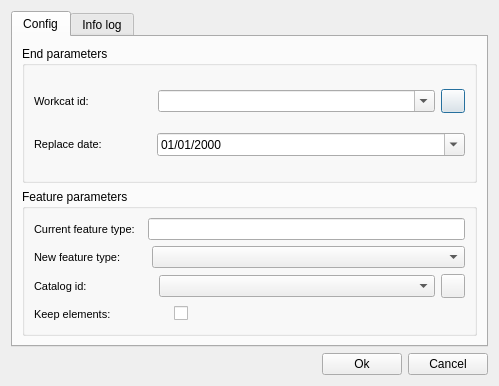
This is core/ui/toolbars/edit/feature_replace.ui in Giswater/giswater_qgis_plugin as Qt 5 draws it before an edit. The edited form follows.
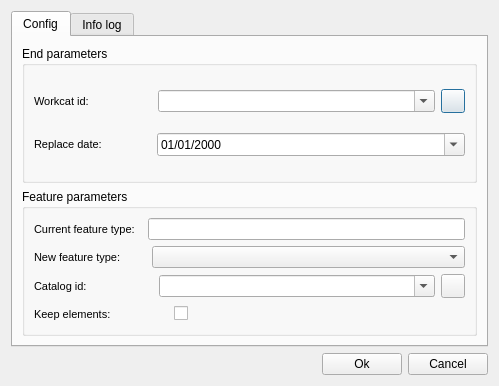
This is the edited form. Icons and pictures are not drawn.

Commit message: Enhancement: editable combo catalog_id for change feature type/replace feature tools

Diff of the .ui file:
```diff
--- a/core/ui/toolbars/edit/feature_replace.ui
+++ b/core/ui/toolbars/edit/feature_replace.ui
@@ -256,6 +256,9 @@
                   <verstretch>0</verstretch>
                  </sizepolicy>
                 </property>
+                <property name="editable">
+                 <bool>true</bool>
+                </property>
                 <property name="frame">
                  <bool>true</bool>
                 </property>
```
The commit also changes 4 other files.
